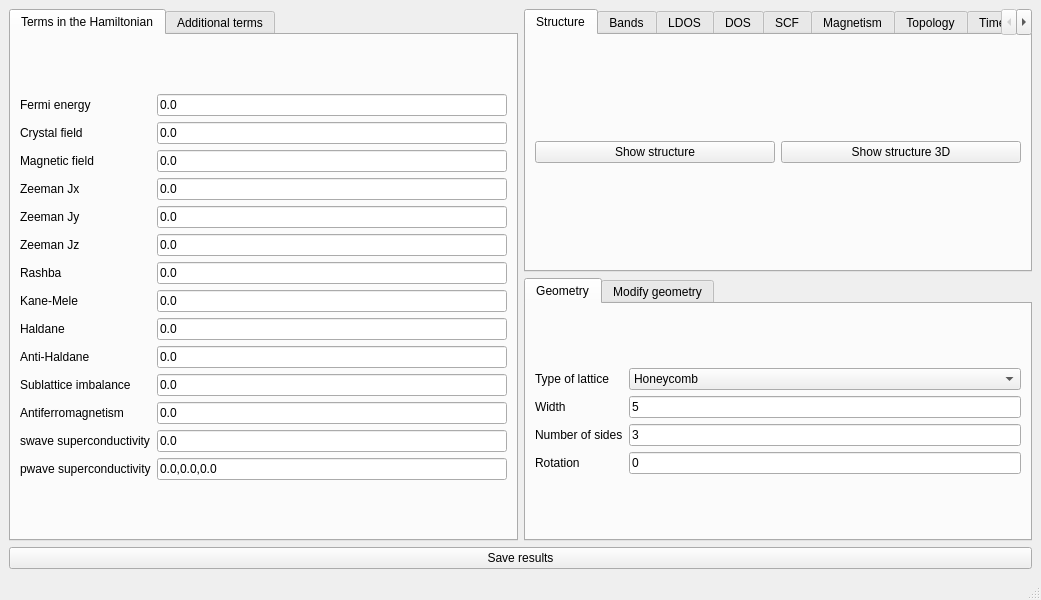
First picture: the form in interface-pyqt/0d/interface.ui, repository joselado/quantum-lattice, before the edit.
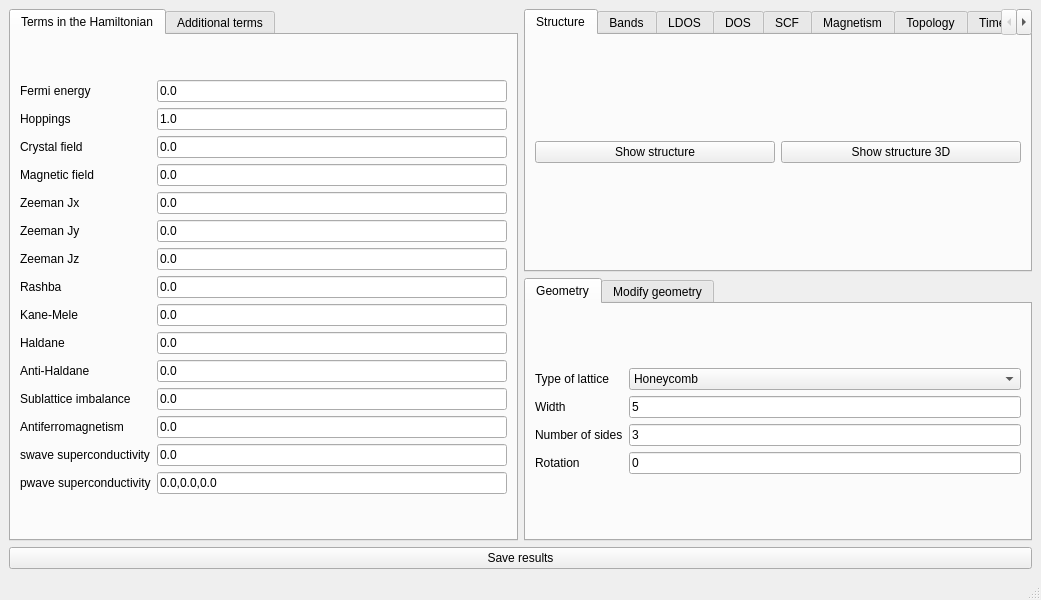
Second picture: the form after the edit.

```diff
--- a/interface-pyqt/0d/interface.ui
+++ b/interface-pyqt/0d/interface.ui
@@ -33,35 +33,35 @@
        <layout class="QGridLayout" name="gridLayout_8">
         <item row="0" column="0">
          <layout class="QGridLayout" name="gridLayout">
-          <item row="5" column="1">
+          <item row="6" column="1">
            <widget class="QLineEdit" name="Bz">
             <property name="text">
              <string>0.0</string>
             </property>
            </widget>
           </item>
-          <item row="3" column="1">
+          <item row="4" column="1">
            <widget class="QLineEdit" name="Bx">
             <property name="text">
              <string>0.0</string>
             </property>
            </widget>
           </item>
-          <item row="5" column="0">
+          <item row="6" column="0">
            <widget class="QLabel" name="label_5">
             <property name="text">
              <string>Zeeman Jz</string>
             </property>
            </widget>
           </item>
-          <item row="10" column="1">
+          <item row="11" column="1">
            <widget class="QLineEdit" name="mAB">
             <property name="text">
              <string>0.0</string>
             </property>
            </widget>
           </item>
-          <item row="4" column="1">
+          <item row="5" column="1">
            <widget class="QLineEdit" name="By">
             <property name="text">
              <string>0.0</string>
@@ -75,7 +75,7 @@
             </property>
            </widget>
           </item>
-          <item row="2" column="1">
+          <item row="3" column="1">
            <widget class="QLineEdit" name="peierls">
             <property name="enabled">
              <bool>true</bool>
@@ -85,28 +85,28 @@
             </property>
            </widget>
           </item>
-          <item row="7" column="1">
+          <item row="8" column="1">
            <widget class="QLineEdit" name="kanemele">
             <property name="text">
              <string>0.0</string>
             </property>
            </widget>
           </item>
-          <item row="8" column="0">
+          <item row="9" column="0">
            <widget class="QLabel" name="label_24">
             <property name="text">
              <string>Haldane</string>
             </property>
            </widget>
           </item>
-          <item row="9" column="1">
+          <item row="10" column="1">
            <widget class="QLineEdit" name="antihaldane">
             <property name="text">
              <string>0.0</string>
             </property>
            </widget>
           </item>
-          <item row="12" column="0">
+          <item row="13" column="0">
            <widget class="QLabel" name="label_26">
             <property name="text">
              <string>swave superconductivity</string>
@@ -123,118 +123,132 @@
             </property>
            </widget>
           </item>
-          <item row="6" column="1">
+          <item row="7" column="1">
            <widget class="QLineEdit" name="rashba">
             <property name="text">
              <string>0.0</string>
             </property>
            </widget>
           </item>
-          <item row="8" column="1">
+          <item row="9" column="1">
            <widget class="QLineEdit" name="haldane">
             <property name="text">
              <string>0.0</string>
             </property>
            </widget>
           </item>
-          <item row="11" column="1">
+          <item row="12" column="1">
            <widget class="QLineEdit" name="mAF">
             <property name="text">
              <string>0.0</string>
             </property>
            </widget>
           </item>
-          <item row="6" column="0">
+          <item row="7" column="0">
            <widget class="QLabel" name="label_10">
             <property name="text">
              <string>Rashba</string>
             </property>
            </widget>
           </item>
-          <item row="7" column="0">
+          <item row="8" column="0">
            <widget class="QLabel" name="label_11">
             <property name="text">
              <string>Kane-Mele</string>
             </property>
            </widget>
           </item>
-          <item row="3" column="0">
+          <item row="4" column="0">
            <widget class="QLabel" name="label_3">
             <property name="text">
              <string>Zeeman Jx</string>
             </property>
            </widget>
           </item>
-          <item row="4" column="0">
+          <item row="5" column="0">
            <widget class="QLabel" name="label_4">
             <property name="text">
              <string>Zeeman Jy</string>
             </property>
            </widget>
           </item>
-          <item row="10" column="0">
+          <item row="11" column="0">
            <widget class="QLabel" name="label_12">
             <property name="text">
              <string>Sublattice imbalance</string>
             </property>
            </widget>
           </item>
-          <item row="2" column="0">
+          <item row="3" column="0">
            <widget class="QLabel" name="label_14">
             <property name="text">
              <string>Magnetic field</string>
             </property>
            </widget>
           </item>
-          <item row="12" column="1">
+          <item row="13" column="1">
            <widget class="QLineEdit" name="swave">
             <property name="text">
              <string>0.0</string>
             </property>
            </widget>
           </item>
-          <item row="11" column="0">
+          <item row="12" column="0">
            <widget class="QLabel" name="label_13">
             <property name="text">
              <string>Antiferromagnetism</string>
             </property>
            </widget>
           </item>
-          <item row="9" column="0">
+          <item row="10" column="0">
            <widget class="QLabel" name="label_25">
             <property name="text">
              <string>Anti-Haldane</string>
             </property>
            </widget>
           </item>
-          <item row="1" column="1">
+          <item row="2" column="1">
            <widget class="QLineEdit" name="crystalfield">
             <property name="text">
              <string>0.0</string>
             </property>
            </widget>
           </item>
-          <item row="1" column="0">
+          <item row="2" column="0">
            <widget class="QLabel" name="label_17">
             <property name="text">
              <string>Crystal field</string>
             </property>
            </widget>
           </item>
-          <item row="13" column="1">
+          <item row="14" column="1">
            <widget class="QLineEdit" name="pwave">
             <property name="text">
              <string>0.0,0.0,0.0</string>
             </property>
            </widget>
           </item>
-          <item row="13" column="0">
+          <item row="14" column="0">
            <widget class="QLabel" name="label_37">
             <property name="text">
              <string>pwave superconductivity</string>
             </property>
            </widget>
           </item>
+          <item row="1" column="1">
+           <widget class="QLineEdit" name="hoppings">
+            <property name="text">
+             <string>1.0</string>
+            </property>
+           </widget>
+          </item>
+          <item row="1" column="0">
+           <widget class="QLabel" name="label_38">
+            <property name="text">
+             <string>Hoppings</string>
+            </property>
+           </widget>
+          </item>
          </layout>
         </item>
        </layout>
```
Left out of the diff: 51 changed lines with no effect on the pictures.
